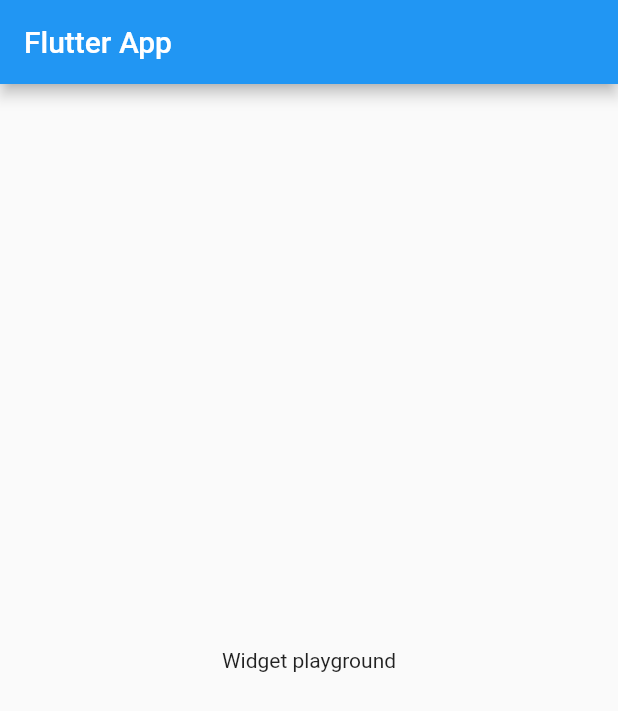
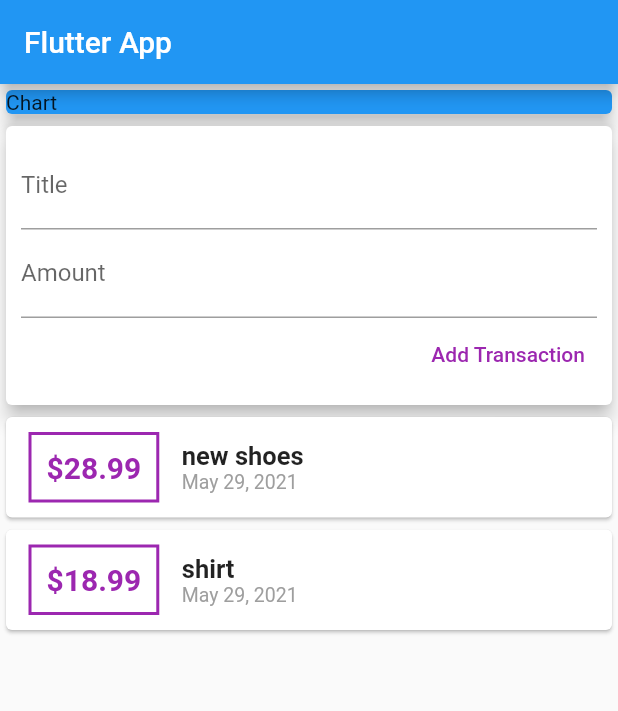
Before and after one commit to iamonesmo/epxenses_app, a Flutter app: the screen it shows after launch, on a phone screen of 412 x 824 dp. Shown: the top 711 px of the screen. Run offline on Flutter 3.47's test engine with Material 2 defaults, Android fonts, the phone set to English and light mode, and no system bars.

Commit message:
added input fields, styling and a button

```diff
--- a/lib/main.dart
+++ b/lib/main.dart
@@ -1,4 +1,7 @@
 import 'package:flutter/material.dart';
+import './transaction.dart';
+// ignore: unused_import
+import 'package:intl/intl.dart';
 
 void main() {
   runApp(MyApp());
@@ -16,15 +19,120 @@ class MyApp extends StatelessWidget {
 }
 
 class MyHomePage extends StatelessWidget {
+  final List<Transaction> transactions = [
+    Transaction(
+        id: 't1', title: 'new shoes', amount: 28.99, date: DateTime.now()),
+    Transaction(id: 't2', title: 'shirt', amount: 18.99, date: DateTime.now())
+  ];
+
+  // String titleInput;
+  // String amountInput;
+
+  final titleController = TextEditingController();
+  final amountController = TextEditingController();
+
   @override
   Widget build(BuildContext context) {
     return Scaffold(
-      appBar: AppBar(
-        title: Text('Flutter App'),
-      ),
-      body: Center(
-        child: Text('Widget playground'),
-      ),
-    );
+        appBar: AppBar(
+          title: Text('Flutter App'),
+        ),
+        body: Column(
+          mainAxisAlignment: MainAxisAlignment.start,
+          crossAxisAlignment: CrossAxisAlignment.stretch,
+          children: <Widget>[
+            Container(
+              width: double.infinity,
+              child: Card(
+                color: Colors.blue,
+                child: Text('Chart'),
+                elevation: 5,
+              ),
+            ),
+            Card(
+              elevation: 5,
+              child: Container(
+                padding: EdgeInsets.all(10),
+                child: Column(
+                  crossAxisAlignment: CrossAxisAlignment.end,
+                  children: <Widget>[
+                    TextField(
+                      decoration: InputDecoration(labelText: 'Title'),
+                      controller: titleController,
+                      // onChanged: (val) {
+                      //   titleInput = val;
+                      // },
+                    ),
+                    TextField(
+                      decoration: InputDecoration(labelText: 'Amount'),
+                      controller: amountController,
+                      // onChanged: (val) {
+                      //   amountInput = val;
+                      // },
+                    ),
+                    TextButton(
+                      onPressed: () {
+                        print(titleController.text);
+                        print(amountController.text);
+                      },
+                      child: Text('Add Transaction'),
+                      style: TextButton.styleFrom(
+                        primary: Colors.purple,
+                      ),
+                    ),
+                  ],
+                ),
+              ),
+            ),
+            Column(
+              children: transactions.map((tx) {
+                return Card(
+                  child: Row(
+                    children: <Widget>[
+                      Container(
+                        margin: EdgeInsets.symmetric(
+                          vertical: 10,
+                          horizontal: 15,
+                        ),
+                        decoration: BoxDecoration(
+                            border: Border.all(
+                          color: Colors.purple,
+                          width: 2,
+                        )),
+                        padding: EdgeInsets.all(10),
+                        child: Text(
+                          '\$${tx.amount}',
+                          style: TextStyle(
+                              fontWeight: FontWeight.bold,
+                              fontSize: 20,
+                              color: Colors.purple),
+                        ),
+                      ),
+                      Column(
+                        crossAxisAlignment: CrossAxisAlignment.start,
+                        children: <Widget>[
+                          Text(
+                            tx.title,
+                            style: TextStyle(
+                              fontSize: 17,
+                              fontWeight: FontWeight.bold,
+                            ),
+                          ),
+                          Text(
+                            DateFormat.yMMMd().format(tx.date),
+                            style: TextStyle(
+                              fontSize: 13,
+                              color: Colors.grey,
+                            ),
+                          ),
+                        ],
+                      )
+                    ],
+                  ),
+                );
+              }).toList(),
+            ),
+          ],
+        ));
   }
 }
--- /dev/null
+++ b/lib/transaction.dart
@@ -0,0 +1,14 @@
+import 'package:flutter/foundation.dart';
+
+class Transaction {
+  final String id;
+  final String title;
+  final double amount;
+  final DateTime date;
+
+  Transaction(
+      {@required this.id,
+      @required this.amount,
+      @required this.date,
+      @required this.title});
+}
--- a/pubspec.yaml
+++ b/pubspec.yaml
@@ -18,7 +18,7 @@ publish_to: 'none' # Remove this line if you wish to publish to pub.dev
 version: 1.0.0+1
 
 environment:
-  sdk: ">=2.7.0 <3.0.0"
+  sdk: ">=2.11.0 <3.0.0"
 
 dependencies:
   flutter:
@@ -28,6 +28,7 @@ dependencies:
   # The following adds the Cupertino Icons font to your application.
   # Use with the CupertinoIcons class for iOS style icons.
   cupertino_icons: ^1.0.2
+  intl: ^0.17.0
 
 dev_dependencies:
   flutter_test:
```
Also changed, not shown: pubspec.lock.
